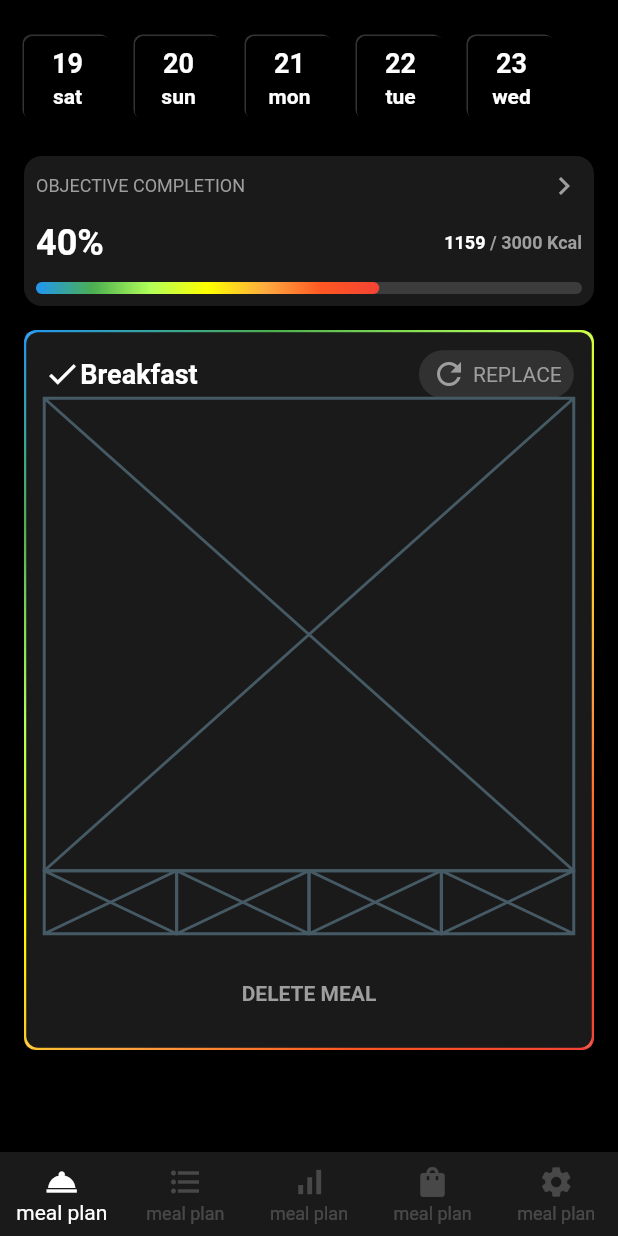
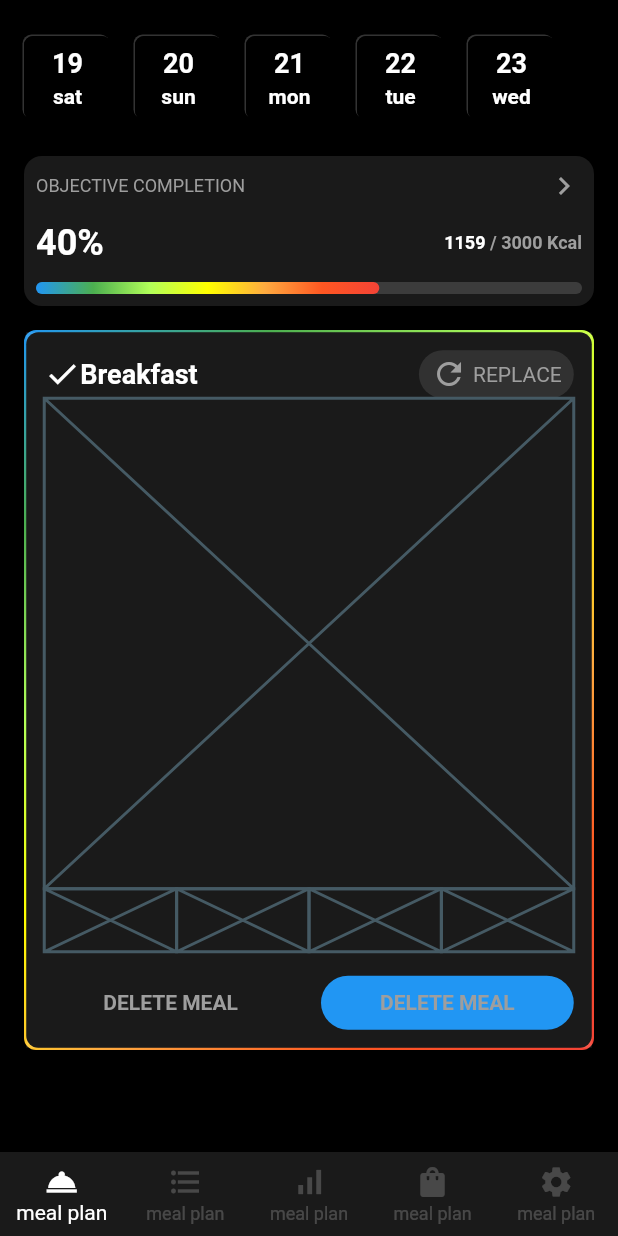
Before and after one commit to JAICHANGPARK/flutter_notebook_18th_story, a Flutter app: the screen it shows after launch, on a phone screen of 412 x 824 dp. Run offline on Flutter 3.47's test engine with Material 2 defaults, Android fonts, the phone set to English and light mode, and no system bars; our stand-ins replace cached_network_image, dotted_border, flutter_lorem, flutter_riverpod, flutter_svg, freezed_annotation and 4 more.

Commit message:
Update fitness_nutrition_main_page.dart

```diff
--- a/lib/ep1094_fitness_nutrition_app/src/ui/fitness_nutrition_main_page.dart
+++ b/lib/ep1094_fitness_nutrition_app/src/ui/fitness_nutrition_main_page.dart
@@ -279,31 +279,51 @@ class _FitnessNutritionMainPageState extends State<FitnessNutritionMainPage> {
                                 ),
                               ],
                             ),
-                            Expanded(child: Placeholder()),
+                            const Expanded(child: Placeholder()),
                             SizedBox(
                               height: 42,
                               child: Row(
                                 children: [
-                                  Expanded(child: Placeholder()),
-                                  Expanded(child: Placeholder()),
-                                  Expanded(child: Placeholder()),
-                                  Expanded(child: Placeholder()),
+                                  const Expanded(child: const Placeholder()),
+                                  const Expanded(child: const Placeholder()),
+                                  const Expanded(child: const Placeholder()),
+                                  const Expanded(child: const Placeholder()),
                                 ],
                               ),
                             ),
-                            SizedBox(
+                            const SizedBox(
                               height: 16,
                             ),
                             Row(
                               children: [
                                 Expanded(
                                     child: Container(
-                                  height: 48,
-                                  decoration: BoxDecoration(),
-                                  child: Center(
-                                    child: Text(
+                                  height: 36,
+                                  decoration: const BoxDecoration(),
+                                  child: const Center(
+                                    child: const Text(
                                       "DELETE MEAL",
                                       style: TextStyle(
+                                        color: Colors.grey,
+                                        fontWeight: FontWeight.bold,
+                                      ),
+                                    ),
+                                  ),
+                                )),
+                                const SizedBox(
+                                  width: 16,
+                                ),
+                                Expanded(
+                                    child: Container(
+                                  height: 36,
+                                  decoration: BoxDecoration(
+                                    color: Colors.blue,
+                                    borderRadius: BorderRadius.circular(24),
+                                  ),
+                                  child: const Center(
+                                    child: const Text(
+                                      "DELETE MEAL",
+                                      style: const TextStyle(
                                         color: Colors.grey,
                                         fontWeight: FontWeight.bold,
                                       ),
```
